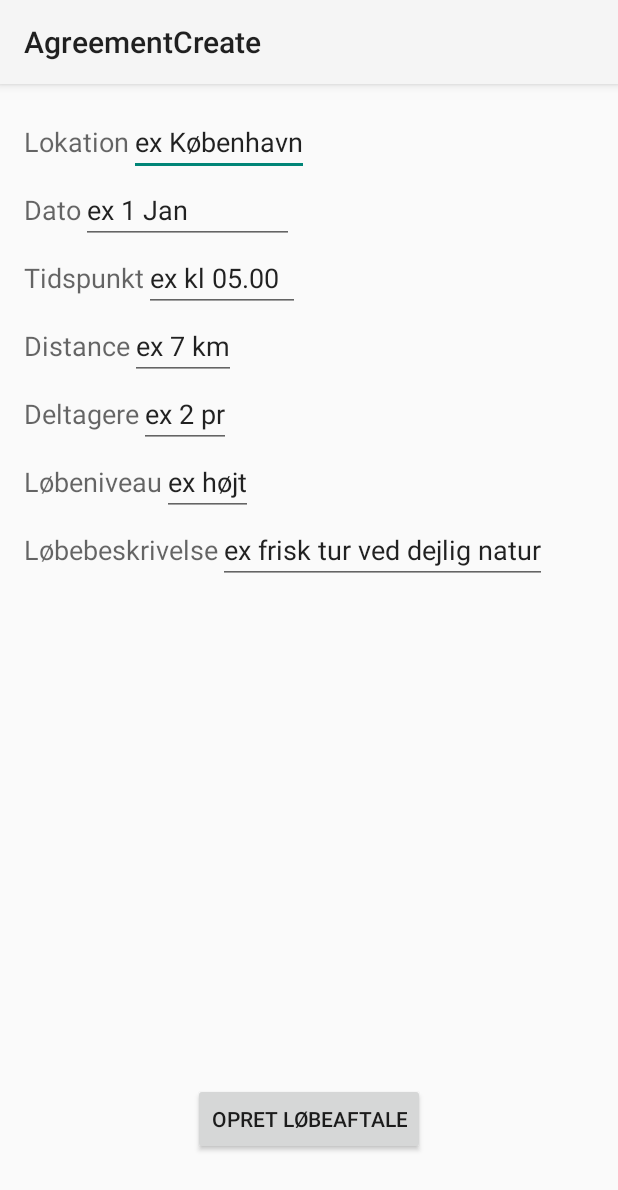
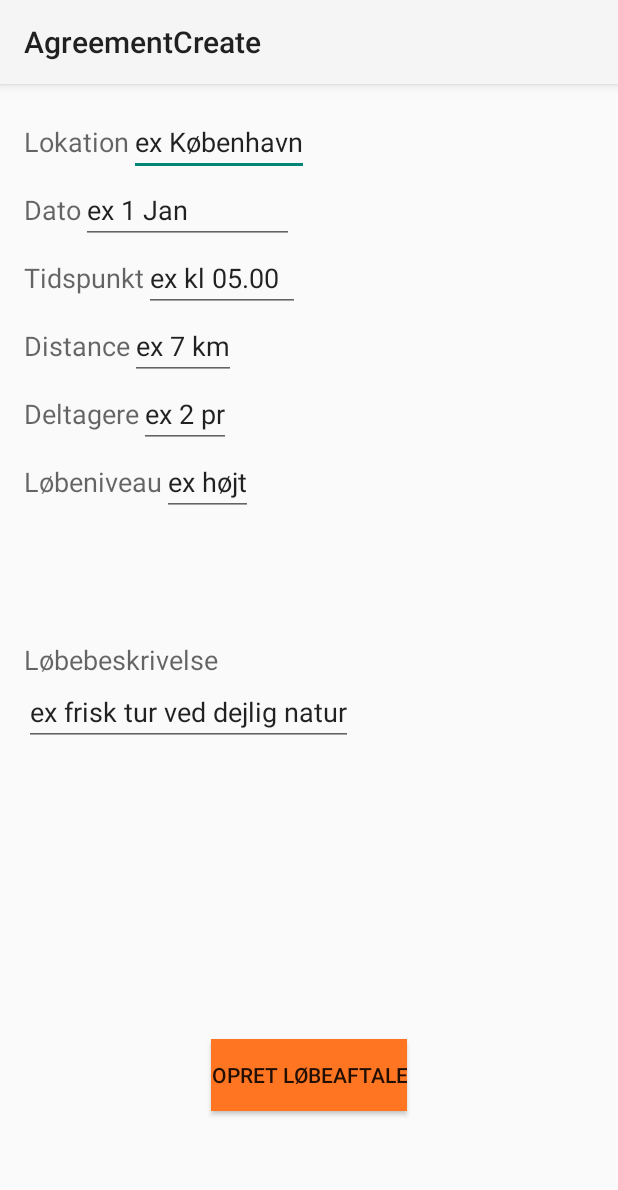
Before and after one commit to nikookholm/runn, an Android app: the AgreementCreate screen opened directly, with no data from a screen before it, on a phone screen of 412 x 824 dp. Shown: the top 1190 px of the screen. Run offline under Robolectric (Android 15) with nearby library versions, the phone set to English and light mode, and no system bars; 2 statements that could not run were skipped.

Commit message:
Opdateret agreementCreate

```diff
--- a/app/src/main/res/layout/content_agreement_create.xml
+++ b/app/src/main/res/layout/content_agreement_create.xml
@@ -162,6 +162,10 @@
             android:layout_width="match_parent"
             android:layout_height="wrap_content">
 
+        </LinearLayout>
+
+    </LinearLayout>
+
     <TextView
         android:layout_width="wrap_content"
         android:layout_height="wrap_content"
@@ -169,7 +173,10 @@
         android:text="Løbebeskrivelse"
         android:id="@+id/textView9"
         android:layout_column="0"
-                android:layout_row="5" />
+        android:layout_row="5"
+        android:layout_centerVertical="true"
+        android:layout_alignParentLeft="true"
+        android:layout_alignParentStart="true" />
 
     <EditText
         android:layout_width="wrap_content"
@@ -177,10 +184,10 @@
         android:id="@+id/besText"
         android:layout_column="1"
         android:layout_row="6"
-                android:text="ex frisk tur ved dejlig natur" />
-        </LinearLayout>
-
-    </LinearLayout>
+        android:text="ex frisk tur ved dejlig natur"
+        android:layout_below="@+id/textView9"
+        android:layout_alignParentLeft="true"
+        android:layout_alignParentStart="true" />
 
     <Button
         android:layout_width="wrap_content"
@@ -189,7 +196,8 @@
         android:id="@+id/button3"
         android:layout_column="1"
         android:layout_row="25"
-        android:layout_marginBottom="38dp"
+        android:layout_marginBottom="67dp"
+        android:background="#ff7522"
         android:layout_alignParentBottom="true"
         android:layout_centerHorizontal="true" />
 
```
Lines whose indentation alone changed are shown as unchanged.
